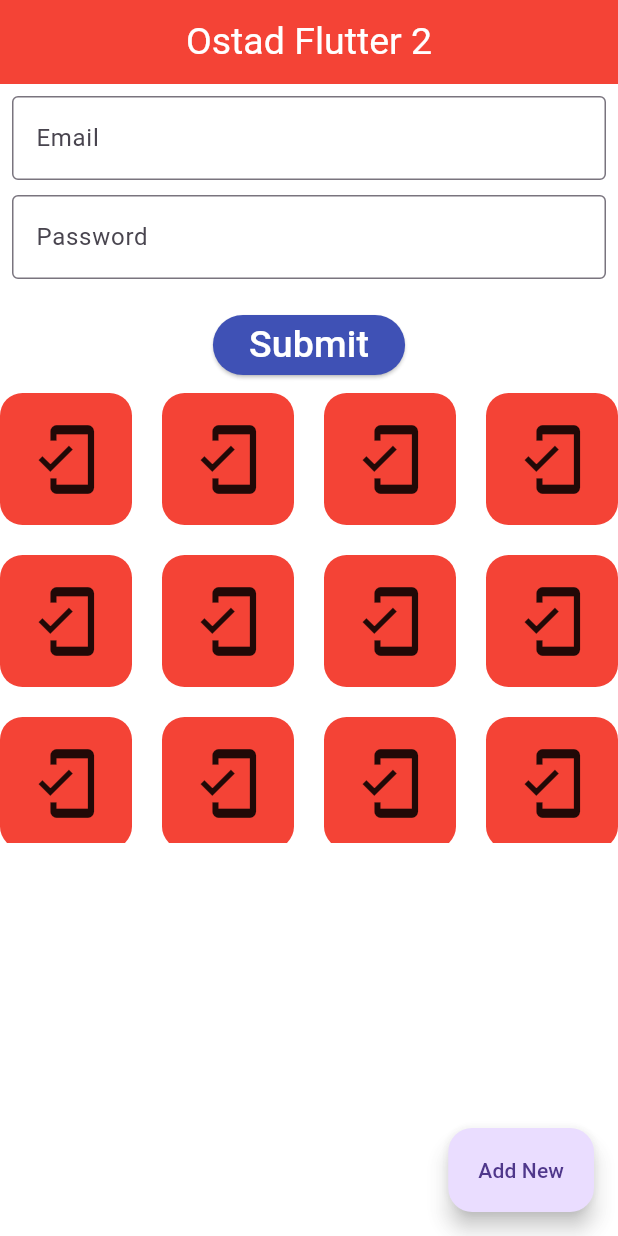
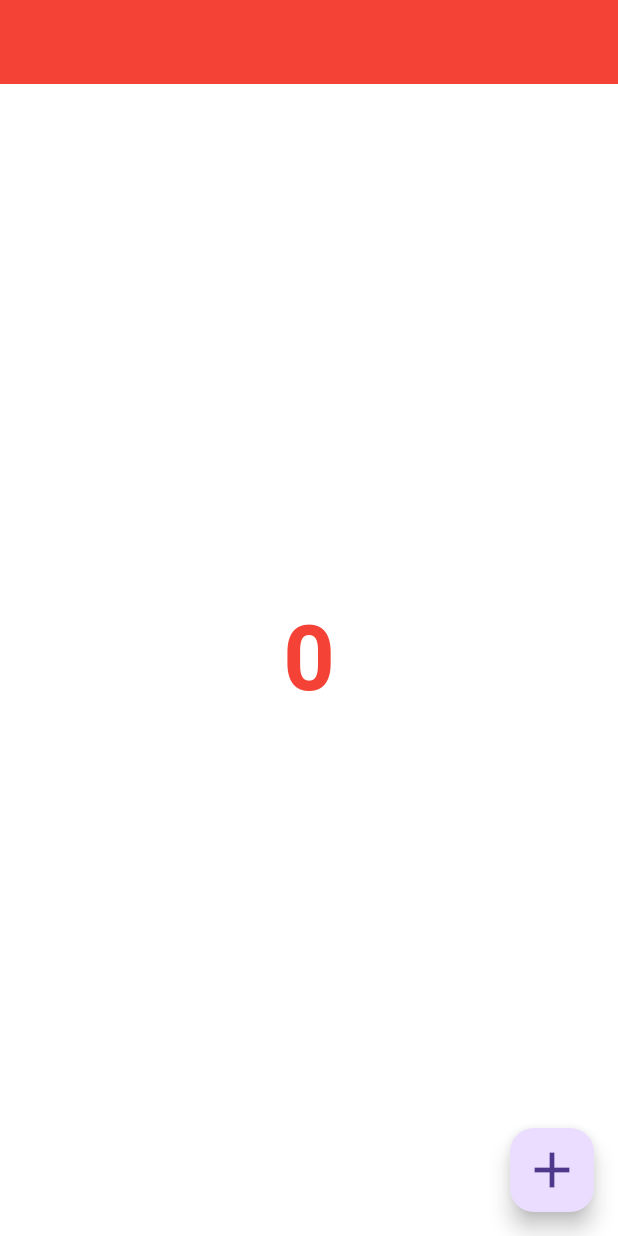
Before and after one commit to nimeullaha71/flutter_work_, a Flutter app: the screen it shows after launch, on a phone screen of 412 x 824 dp. Run offline on Flutter 3.47's test engine with Material 3 defaults, Android fonts, the phone set to English and light mode, and no system bars.

```diff
--- /dev/null
+++ b/lib/Home.dart
@@ -0,0 +1,40 @@
+import 'package:flutter/material.dart';
+
+
+class Home extends StatefulWidget {
+  const Home({super.key});
+
+  @override
+  State<Home> createState() => _HomeState();
+}
+
+class _HomeState extends State<Home> {
+
+  int _count =0;
+  increementCounter(){
+    setState(() {
+
+    });
+    _count++;
+    print(_count);
+  }
+  decrementCounter(){
+    setState(() {
+      _count--;
+    });
+    print(_count);
+  }
+  @override
+  Widget build(BuildContext context) {
+    return Scaffold(
+      appBar: AppBar(),
+      body: Center(
+        child: Text(_count.toString(),style: TextStyle(fontSize: 60,fontWeight: FontWeight.bold,color: Colors.red),),
+
+      ),
+
+      floatingActionButton: FloatingActionButton(onPressed: increementCounter,child: Icon(Icons.add,size: 40),),
+      //floatingActionButton: FloatingActionButton(onPressed: decrementCounter,child: Icon(Icons.remove,size: 30,),),
+    );
+  }
+}
--- a/lib/main.dart
+++ b/lib/main.dart
@@ -1,195 +1,7 @@
 import 'package:flutter/material.dart';
+
+import 'myApp.dart';
 
 void main() {
   runApp(myApp());
 }
-
-class myApp extends StatelessWidget {
-  const myApp({super.key});
-
-  @override
-  Widget build(BuildContext context) {
-    return MaterialApp(
-      theme: ThemeData(
-        primaryColor: Colors.deepPurpleAccent,
-        appBarTheme : AppBarTheme(
-          color: Colors.red,
-          centerTitle: true,
-        ),
-          scaffoldBackgroundColor: Colors.white70,
-        elevatedButtonTheme: ElevatedButtonThemeData(
-          style: ElevatedButton.styleFrom(
-            backgroundColor: Colors.indigo,
-            foregroundColor: Colors.white,
-          )
-        )
-      ),
-      title: 'Ostad Flutter app',
-      home: Home(),
-    );
-  }
-}
-
-class Home extends StatelessWidget {
-  const Home({super.key});
-
-  @override
-  Widget build(BuildContext context) {
-    TextEditingController _numberController = TextEditingController();
-    TextEditingController _emailController = TextEditingController();
-    TextEditingController _passwordController = TextEditingController();
-
-    final _formKey = GlobalKey<FormState>();
-    return Scaffold(
-      appBar: AppBar(
-
-        title: Column(
-          children: [
-            Text(
-              "Ostad Flutter 2",
-              style: TextStyle(fontSize: 25, color: Colors.white),
-            ),
-          ],
-        ),
-
-      ),
-      body: Column(
-        children: [
-          Form(
-            key: _formKey,
-              child: Padding(
-            padding: const EdgeInsets.all(8.0),
-            child: Column(
-              children: [
-                TextFormField(
-                  decoration: InputDecoration(
-                    border: OutlineInputBorder(),
-                    hintText: "Enter your mail",
-                    label: Text("Email"),
-                  ),
-                  validator: (value){
-                    if(value == null || value.isEmpty){
-                      return "Empty email is not allow";
-                    }
-                    else
-                      return null;
-
-                  },
-                ),
-                SizedBox(height: 10,),
-                TextFormField(
-                  obscureText: true,
-                  decoration: InputDecoration(
-                    border: OutlineInputBorder(),
-                    hintText: "Enter Your password",
-                    label: Text("Password"),
-                  ),
-                 validator: (value){
-                    if (value == null || value.isEmpty || value.length < 8){
-                    return "password must be at least 8 character";
-                    }
-                    else
-                      return null;
-                 },
-                ),
-                SizedBox(height: 20,),
-                ElevatedButton(onPressed: (){
-                  if(_formKey.currentState!.validate()){
-                      Navigator.push(context, MaterialPageRoute(builder: (context)=>UserInfo()));
-                  }
-                }, child: Text("Submit",style: TextStyle(fontSize: 25),
-                ))
-  ],
-
-            ),
-          )),
-          SizedBox(
-            height: 300,
-            child: GridView.builder(
-              gridDelegate: SliverGridDelegateWithFixedCrossAxisCount(
-                crossAxisCount: 4,
-                mainAxisSpacing: 20,
-                crossAxisSpacing: 20,
-              ),
-              itemCount: 20,
-              itemBuilder: (context, index) {
-                return Container(
-
-                  decoration: BoxDecoration(
-                    borderRadius: BorderRadius.circular(15),
-                    color: Colors.red
-                  ),
-
-                  child: Center(
-                    child: Icon(Icons.mobile_friendly,size: 50,)
-                  )
-
-                );
-              },
-            ),
-          ),
-        ],
-      ),
-      floatingActionButton: FloatingActionButton.extended(
-        onPressed: () {
-          print("Floating action button");
-        },
-        label: Text("Add New"),
-      ),
-    );
-  }
-}
-
-
-class UserInfo extends StatelessWidget {
-  const UserInfo({super.key});
-
-  @override
-  Widget build(BuildContext context) {
-    return Scaffold(
-      appBar: AppBar(
-        title: Text("User Page"),
-
-      ),
-      body: Column(
-        children: [
-          ElevatedButton(onPressed: (){
-                Navigator.pop(context);
-
-              }, child: Text("Back")),
-          ElevatedButton(onPressed: (){
-            Navigator.push(context, MaterialPageRoute(builder: (context)=>page1()));
-          }, child: Text("Next"))
-
-        ],
-
-
-      ));
-  }
-}
-
-class page1 extends StatelessWidget {
-  const page1({super.key});
-
-  @override
-  Widget build(BuildContext context) {
-
-    return Scaffold(
-      appBar: AppBar(
-        title: Text("Page number 1"),
-
-      ),
-
-      body: Column(
-        children: [
-          ElevatedButton(onPressed: (){
-            Navigator.pop(context);
-          }, child: Text("Back")),
-          ElevatedButton(onPressed: (){
-            Navigator.pushReplacement(context, MaterialPageRoute(builder: (context)=>Home()));
-          }, child: Text("Home Page"))
-        ],
-      ),
-    );
-  }
-}
--- /dev/null
+++ b/lib/myApp.dart
@@ -0,0 +1,28 @@
+import 'package:flutter/material.dart';
+import 'Home.dart';
+
+class myApp extends StatelessWidget {
+  const myApp({super.key});
+
+  @override
+  Widget build(BuildContext context) {
+    return MaterialApp(
+      theme: ThemeData(
+          primaryColor: Colors.deepPurpleAccent,
+          appBarTheme : AppBarTheme(
+            color: Colors.red,
+            centerTitle: true,
+          ),
+          scaffoldBackgroundColor: Colors.white,
+          elevatedButtonTheme: ElevatedButtonThemeData(
+              style: ElevatedButton.styleFrom(
+                backgroundColor: Colors.indigo,
+                foregroundColor: Colors.white,
+              )
+          )
+      ),
+      title: 'Ostad Flutter app',
+      home: Home(),
+    );
+  }
+}
```
Also changed, not shown: lib/UserInfo.dart (added, +30 -0 lines).
